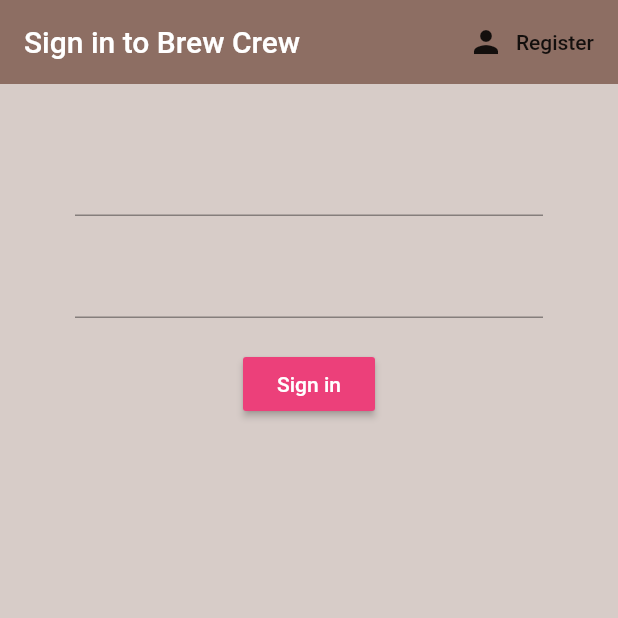
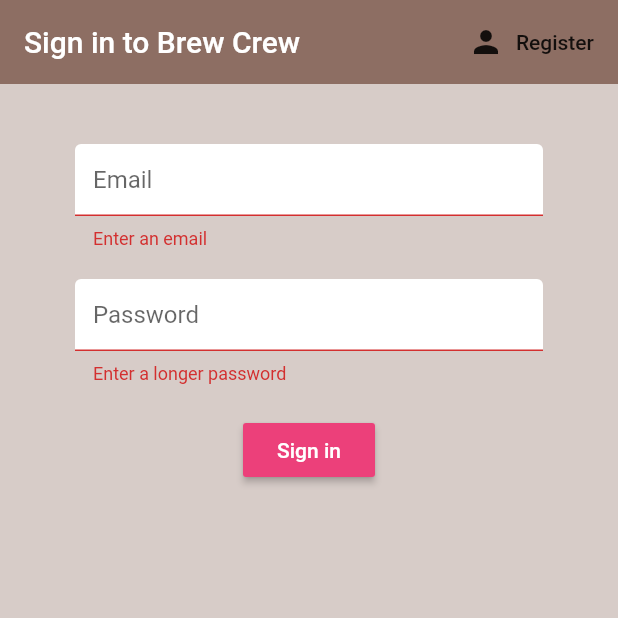
Before and after one commit to padjal/brew_crew, a Flutter app: the screen it shows after launch, after a tap on "Sign in", on a phone screen of 412 x 824 dp, the top half of it. Run offline on Flutter 3.47's test engine with Material 2 defaults, Android fonts, the phone set to English and light mode, and no system bars; our stand-ins replace firebase_auth, flutter_spinkit; accounts and stored records are empty.

Commit message:
Added new files

```diff
--- a/lib/Screens/Authenticate/register.dart
+++ b/lib/Screens/Authenticate/register.dart
@@ -1,4 +1,5 @@
 import 'package:brewcrew/Services/auth.dart';
+import 'package:brewcrew/Shared/constants.dart';
 import 'package:flutter/material.dart';
 
 class Register extends StatefulWidget {
@@ -47,13 +48,15 @@ class _RegisterState extends State<Register> {
             children: <Widget>[
               SizedBox(height: 20.0,),
               TextFormField(
+                decoration: textInputDecoration.copyWith(hintText: 'Email'),
                 validator: (val) => val.isEmpty?'Enter an email':null,
                 onChanged: (val){
-                setState(() => email=val
+                  setState(() => email=val
                 );
               }),
               SizedBox(height: 20.0,),
               TextFormField(
+              decoration: textInputDecoration.copyWith(hintText: 'Password'),
               validator: (val) => val.length<6?'Enter a longer password':null,
                 obscureText: true,
                 onChanged: (val){
--- a/lib/Screens/Authenticate/sign_in.dart
+++ b/lib/Screens/Authenticate/sign_in.dart
@@ -1,4 +1,5 @@
 import 'package:brewcrew/Services/auth.dart';
+import 'package:brewcrew/Shared/constants.dart';
 import 'package:flutter/material.dart';
 
 class SignIn extends StatefulWidget {
@@ -13,10 +14,13 @@ class SignIn extends StatefulWidget {
 class _SignInState extends State<SignIn> {
 
   final AuthService _auth = AuthService();
+  final _formKey = GlobalKey<FormState>();
+  bool loading = false;
 
   //text field state
   String email = '';
   String password = '';
+  String error = '';
 
   @override
   Widget build(BuildContext context) {
@@ -40,15 +44,21 @@ class _SignInState extends State<SignIn> {
       body: Container(
         padding: EdgeInsets.symmetric(vertical: 20.0, horizontal: 50.0),
         child: Form(
+          key: _formKey,
           child: Column(
             children: <Widget>[
               SizedBox(height: 20.0,),
-              TextFormField(onChanged: (val){
+              TextFormField(
+                decoration: textInputDecoration.copyWith(hintText: 'Email'),
+                validator: (val) => val.isEmpty?'Enter an email':null,
+                onChanged: (val){
                 setState(() => email=val
                 );
               }),
               SizedBox(height: 20.0,),
               TextFormField(
+                decoration: textInputDecoration.copyWith(hintText: 'Password'),
+                validator: (val) => val.length<6?'Enter a longer password':null,
                 obscureText: true,
                 onChanged: (val){
                   setState(() => password=val
@@ -62,16 +72,25 @@ class _SignInState extends State<SignIn> {
                   'Sign in',
                   style: TextStyle(
                   color: Colors.white,
-                )
                 ),
-                  onPressed: () async{
-                    print(email);
-                    print(password);
-                  },
-              )
-            ],
+                ),
+                  onPressed: () async {
+                    if (_formKey.currentState.validate()) {
+                      dynamic result = await _auth.signInWithEmailAndPassword(
+                          email, password);
+                      if (result == null) {
+                        setState(() => error = 'COULD NOT SIGN IN WITH THOSE CREDENTIALS');
+                      }
+                    }
+                  }
+              ),
+              SizedBox(height: 12.0),
+              Text(
+                error,
+                style: TextStyle(color: Colors.red, fontSize: 14.0),
           ),
-        ),
+        ]),
+      ),
       ),
     );
   }
--- a/lib/Services/auth.dart
+++ b/lib/Services/auth.dart
@@ -28,6 +28,16 @@ Future signInAnon() async{
   }
 }
   //sign  in email and pass
+  Future signInWithEmailAndPassword(String email, String password) async{
+    try{
+      AuthResult result = await _auth.signInWithEmailAndPassword(email: email, password: password);
+      FirebaseUser user = result.user;
+      return _userFromFirebaseUser(user);
+    }catch(e){
+      print(e.toString());
+      return null;
+    }
+  }
 
   //register with email and pass
   Future registerWithEmailAndPassword(String email, String password) async{
--- /dev/null
+++ b/lib/Shared/constants.dart
@@ -0,0 +1,12 @@
+import 'package:flutter/material.dart';
+
+const textInputDecoration = InputDecoration(
+fillColor: Colors.white,
+filled: true,
+enabledBorder: OutlineInputBorder(
+borderSide: BorderSide(color: Colors.white, width: 2.0),
+),
+focusedBorder: OutlineInputBorder(
+borderSide: BorderSide(color: Colors.pink, width: 2.0),
+)
+);
--- a/pubspec.yaml
+++ b/pubspec.yaml
@@ -31,6 +31,7 @@ dependencies:
   # The following adds the Cupertino Icons font to your application.
   # Use with the CupertinoIcons class for iOS style icons.
   cupertino_icons: ^0.1.2
+  flutter_spinkit: ^4.1.2+1
 
 dev_dependencies:
   flutter_test:
```
Also changed, not shown: lib/Shared/loading.dart (added, +17 -0 lines), pubspec.lock.
